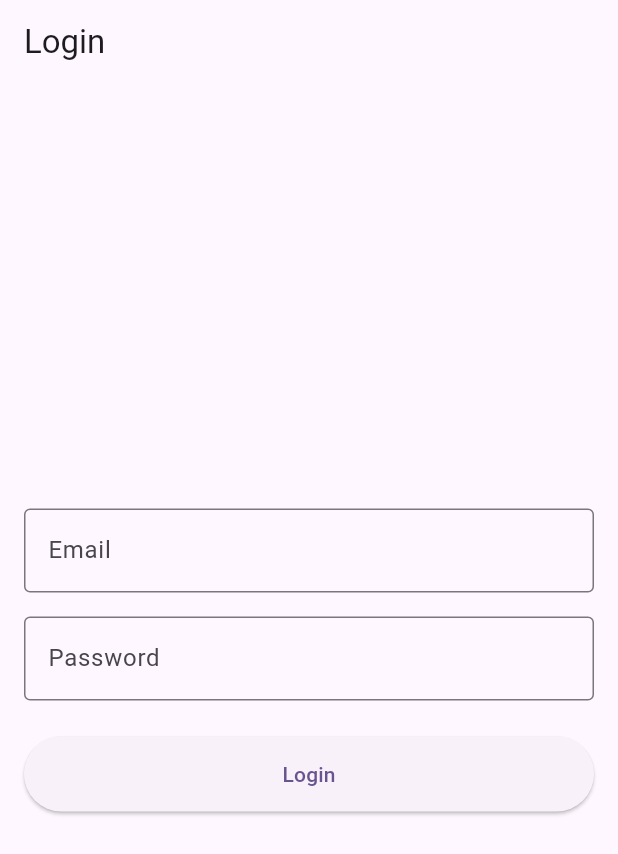
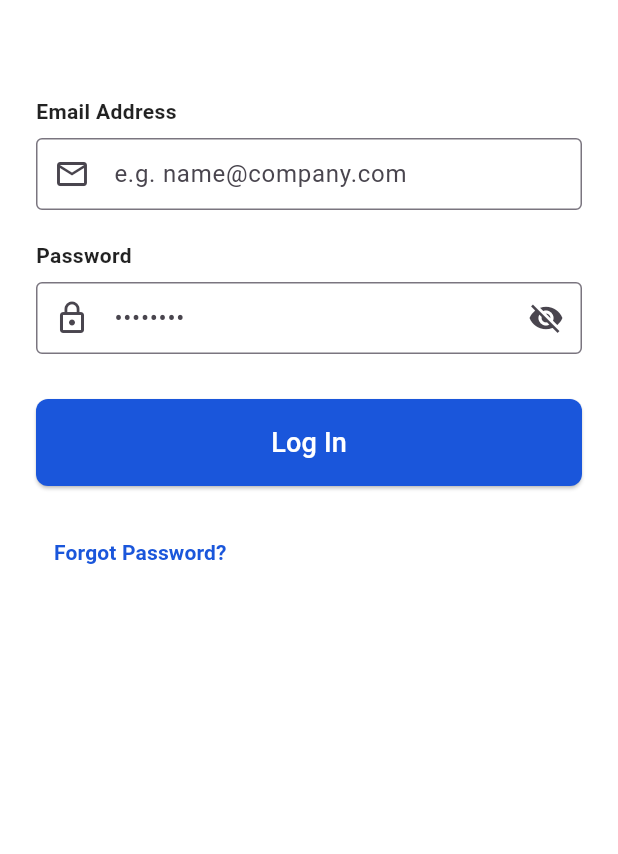
Before and after one commit to jessevandevelde/rma-flutter-app, a Flutter app: the screen it shows after launch, on a phone screen of 412 x 824 dp. Shown: the top 854 px of the screen. Run offline on Flutter 3.47's test engine with Material 3 defaults, Android fonts, the phone set to English and light mode, and no system bars.

Commit message:
login layout and form initial setup created

```diff
--- a/lib/screens/login_screen.dart
+++ b/lib/screens/login_screen.dart
@@ -11,6 +11,7 @@ class _LoginScreenState extends State<LoginScreen> {
   final _formKey = GlobalKey<FormState>();
   final _emailController = TextEditingController();
   final _passwordController = TextEditingController();
+  bool _isPasswordVisible = false;
 
   @override
   void dispose() {
@@ -21,9 +22,8 @@ class _LoginScreenState extends State<LoginScreen> {
 
   void _login() {
     if (_formKey.currentState!.validate()) {
-      // In a real app, you'd talk to a server here.
       ScaffoldMessenger.of(context).showSnackBar(
-        const SnackBar(content: Text('Processing Login')),
+        const SnackBar(content: Text('Processing Login...')),
       );
     }
   }
@@ -31,21 +31,32 @@ class _LoginScreenState extends State<LoginScreen> {
   @override
   Widget build(BuildContext context) {
     return Scaffold(
-      appBar: AppBar(
-        title: const Text('Login'),
-      ),
-      body: Padding(
-        padding: const EdgeInsets.all(16.0),
+      backgroundColor: Colors.white,
+      body: SafeArea(
+        child: SingleChildScrollView(
+          padding: const EdgeInsets.all(24.0),
           child: Form(
             key: _formKey,
             child: Column(
-            mainAxisAlignment: MainAxisAlignment.center,
+              crossAxisAlignment: CrossAxisAlignment.stretch,
               children: [
+                const SizedBox(height: 40),
+                const Text(
+                  'Email Address',
+                  style: TextStyle(
+                    fontSize: 14,
+                    fontWeight: FontWeight.bold,
+                    color: Colors.black87,
+                  ),
+                ),
+                const SizedBox(height: 8),
                 TextFormField(
                   controller: _emailController,
                   decoration: const InputDecoration(
-                  labelText: 'Email',
+                    hintText: 'e.g. name@company.com',
+                    prefixIcon: Icon(Icons.email_outlined),
                     border: OutlineInputBorder(),
+                    contentPadding: EdgeInsets.symmetric(horizontal: 16, vertical: 12),
                   ),
                   keyboardType: TextInputType.emailAddress,
                   validator: (value) {
@@ -55,14 +66,37 @@ class _LoginScreenState extends State<LoginScreen> {
                     return null;
                   },
                 ),
-              const SizedBox(height: 16),
+                const SizedBox(height: 20),
+                const Text(
+                  'Password',
+                  style: TextStyle(
+                    fontSize: 14,
+                    fontWeight: FontWeight.bold,
+                    color: Colors.black87,
+                  ),
+                ),
+                const SizedBox(height: 8),
                 TextFormField(
                   controller: _passwordController,
-                decoration: const InputDecoration(
-                  labelText: 'Password',
-                  border: OutlineInputBorder(),
+                  obscureText: !_isPasswordVisible,
+                  decoration: InputDecoration(
+                    hintText: '••••••••',
+                    prefixIcon: const Icon(Icons.lock_outline),
+                    border: const OutlineInputBorder(),
+                    contentPadding: const EdgeInsets.symmetric(horizontal: 16, vertical: 12),
+                    suffixIcon: IconButton(
+                      icon: Icon(
+                        _isPasswordVisible
+                            ? Icons.visibility
+                            : Icons.visibility_off,
                       ),
-                obscureText: true,
+                      onPressed: () {
+                        setState(() {
+                          _isPasswordVisible = !_isPasswordVisible;
+                        });
+                      },
+                    ),
+                  ),
                   validator: (value) {
                     if (value == null || value.isEmpty) {
                       return 'Please enter your password';
@@ -70,15 +104,39 @@ class _LoginScreenState extends State<LoginScreen> {
                     return null;
                   },
                 ),
-              const SizedBox(height: 24),
+                const SizedBox(height: 30),
                 ElevatedButton(
                   onPressed: _login,
                   style: ElevatedButton.styleFrom(
-                  minimumSize: const Size.fromHeight(50),
+                    backgroundColor: const Color(0xFF1A56DB),
+                    foregroundColor: Colors.white,
+                    padding: const EdgeInsets.symmetric(vertical: 16),
+                    shape: RoundedRectangleBorder(
+                      borderRadius: BorderRadius.circular(8),
                     ),
-                child: const Text('Login'),
                   ),
+                  child: const Text(
+                    'Log In',
+                    style: TextStyle(fontSize: 18),
+                  ),
+                ),
+                const SizedBox(height: 20),
+                TextButton(
+                  style: TextButton.styleFrom(
+                    foregroundColor: const Color(0xFF1A56DB),
+                    alignment: Alignment.centerLeft,
+                  ),
+                  onPressed: () {},
+                  child: const Text(
+                    'Forgot Password?',
+                    style: TextStyle(
+                      fontSize: 14,
+                      fontWeight: FontWeight.bold,
+                    ),
+                  ),
+                )
               ],
+            ),
           ),
         ),
       ),
```
Lines whose indentation alone changed are shown as unchanged.
